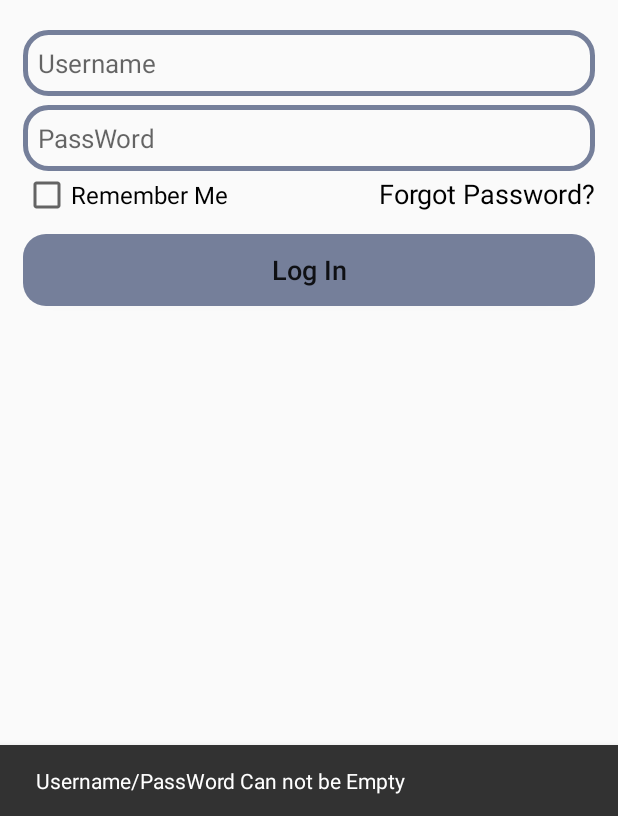
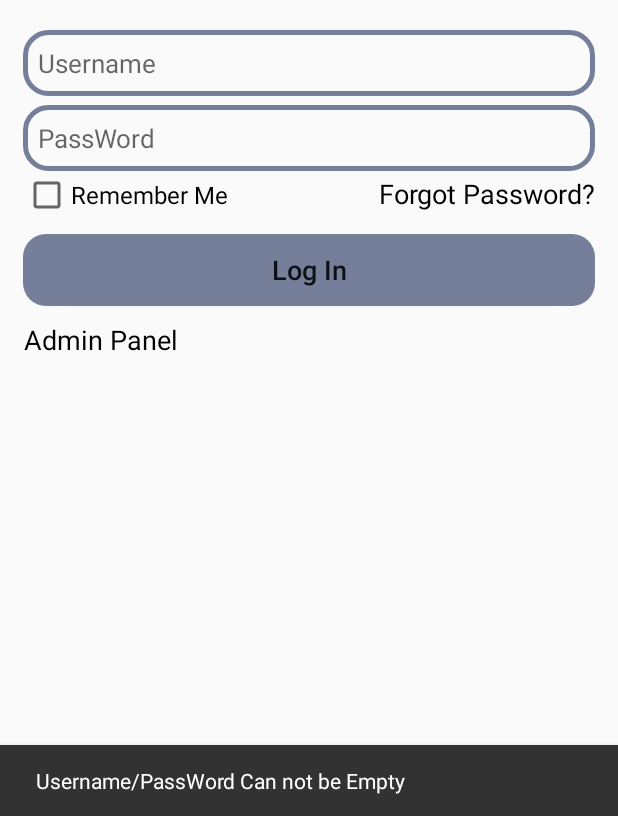
Before and after one commit to nahinAbrar/Orchestra_eShop, an Android app: the LoginActivity screen opened directly, with no data from a screen before it, after a tap on "Log In", on a phone screen of 412 x 824 dp, the part 420-1236 px from its top. Run offline under Robolectric (Android 15) with nearby library versions, the phone set to English and light mode, and no system bars; our stand-ins replace Firebase (no records; nobody signed in at launch, a user with empty details on screens opened directly).

Commit message:
Admin Login Done working on category

```diff
--- a/app/src/main/AndroidManifest.xml
+++ b/app/src/main/AndroidManifest.xml
@@ -9,6 +9,12 @@
         android:roundIcon="@mipmap/ic_launcher_round"
         android:supportsRtl="true"
         android:theme="@style/Theme.OrchestraEShop">
+        <activity
+            android:name=".AdminCategoryActivity"
+            android:exported="false" />
+        <activity
+            android:name=".AdminNewProductActivity"
+            android:exported="false" />
         <activity
             android:name=".HomeActivity"
             android:exported="false" />
--- a/app/src/main/java/com/first_android_project/orchestraeshop/LoginActivity.kt
+++ b/app/src/main/java/com/first_android_project/orchestraeshop/LoginActivity.kt
@@ -3,6 +3,7 @@ package com.first_android_project.orchestraeshop
 import android.content.Intent
 import androidx.appcompat.app.AppCompatActivity
 import android.os.Bundle
+import android.view.View
 import android.widget.Toast
 import com.first_android_project.orchestraeshop.databinding.ActivityLoginBinding
 import com.google.android.material.snackbar.Snackbar
@@ -11,11 +12,30 @@ import com.google.firebase.database.*
 class LoginActivity : AppCompatActivity() {
     private lateinit var binding: ActivityLoginBinding
     private lateinit var reference: DatabaseReference
+    private lateinit var parentName: String
+
+
 
     override fun onCreate(savedInstanceState: Bundle?) {
         super.onCreate(savedInstanceState)
         binding = ActivityLoginBinding.inflate(layoutInflater)
         setContentView(binding.root)
+
+        parentName = "Users"
+
+        binding.loginAdminPanel.setOnClickListener{
+            binding.loginButton.text = "Admin Entry"
+            binding.loginAdminPanel.visibility  = View.INVISIBLE
+            binding.loginUser.visibility  = View.VISIBLE
+            parentName = "Admins"
+        }
+
+        binding.loginUser.setOnClickListener{
+            binding.loginButton.text = "Log In"
+            binding.loginAdminPanel.visibility  = View.VISIBLE
+            binding.loginUser.visibility  = View.INVISIBLE
+            parentName = "Users"
+        }
 
         binding.loginButton.setOnClickListener {
             val userName = binding.loginUserName.text.toString()
@@ -23,7 +43,7 @@ class LoginActivity : AppCompatActivity() {
 
 
 
-            reference = FirebaseDatabase.getInstance("https://orchestra-eshop-2122an-default-rtdb.asia-southeast1.firebasedatabase.app/").getReference("Users")
+            reference = FirebaseDatabase.getInstance("https://orchestra-eshop-2122an-default-rtdb.asia-southeast1.firebasedatabase.app/").getReference(parentName)
 
             if(userName.isEmpty() || passWord.isEmpty())
             {
@@ -39,14 +59,32 @@ class LoginActivity : AppCompatActivity() {
     }
 
     private fun loginUser(userName: String, passWord: String) {
+
+
+
         reference.child(userName).get().addOnSuccessListener {
             if(it.exists()) {
                 val getPass = it.child("passWord").value
                 if (passWord == getPass) {
-                    binding.loginUserName.text.clear()
-                    binding.loginPassWord.text.clear()
-                    startActivity(Intent(this, HomeActivity::class.java))
-                    Toast.makeText(this, "Logged In", Toast.LENGTH_SHORT).show()
+
+                    if(parentName.equals("Admins"))
+                    {
+                        binding.loginUserName.text.clear()
+                        binding.loginPassWord.text.clear()
+                        startActivity(Intent(this, AdminNewProductActivity::class.java))
+                        Toast.makeText(this, "Welcome Admin!", Toast.LENGTH_SHORT).show()
+
+                    }
+                    else
+                    {
+                        binding.loginUserName.text.clear()
+                        binding.loginPassWord.text.clear()
+                        startActivity(Intent(this, HomeActivity::class.java))
+                        Toast.makeText(this, "Logged In", Toast.LENGTH_SHORT).show()
+                    }
+
+
+
                 }
                 else{
 
--- a/app/src/main/res/layout/activity_login.xml
+++ b/app/src/main/res/layout/activity_login.xml
@@ -101,4 +101,39 @@
 
     </Button>
 
+    <LinearLayout
+        android:layout_width="match_parent"
+        android:layout_height="wrap_content"
+        android:layout_below="@+id/login_button"
+        android:orientation="horizontal"
+        android:layout_marginLeft="16dp"
+        android:layout_marginRight="16dp">
+
+        <TextView
+            android:id="@+id/login_admin_panel"
+            android:layout_width="200dp"
+            android:layout_height="wrap_content"
+            android:text="@string/login_admin"
+            android:textAllCaps="false"
+            android:textColor="@color/black"
+            android:textSize="18sp">
+
+        </TextView>
+
+        <TextView
+            android:id="@+id/login_user"
+            android:layout_width="match_parent"
+            android:layout_height="wrap_content"
+            android:text="@string/login_user"
+            android:visibility="invisible"
+            android:textAlignment="textEnd"
+            android:textAllCaps="false"
+            android:textColor="@color/black"
+            android:textSize="18sp">
+
+        </TextView>
+
+
+    </LinearLayout>
+
 </RelativeLayout>
--- a/app/src/main/res/values/strings.xml
+++ b/app/src/main/res/values/strings.xml
@@ -16,5 +16,8 @@
     <string name="login_remember">Remember Me</string>
     <string name="login_forgot">Forgot Password?</string>
     <string name="login_button">Log In</string>
-    <string name="admin_login">Admin Login</string>
+    <string name="login_admin">Admin Panel</string>
+    <string name="login_user">User Log In</string>
+
+
 </resources>
```
